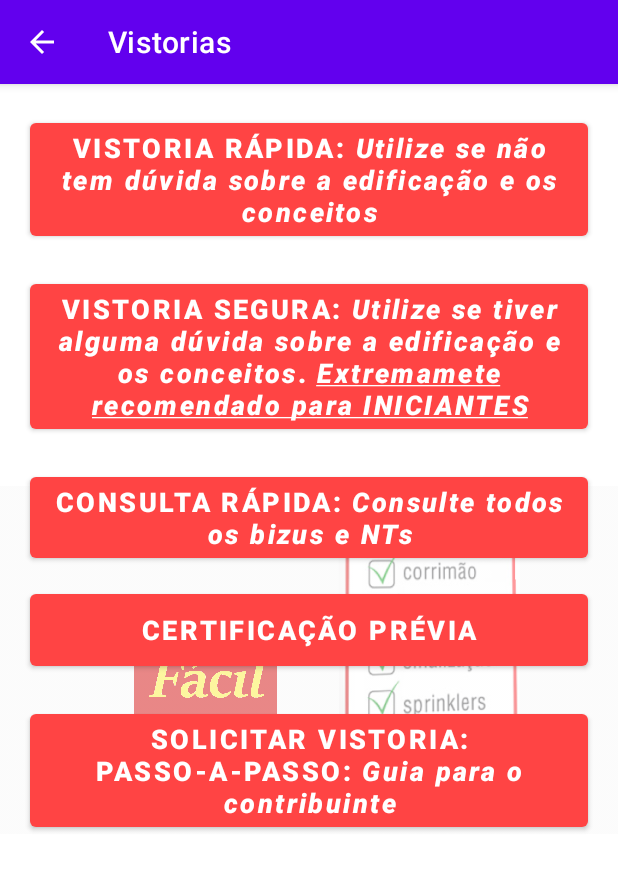
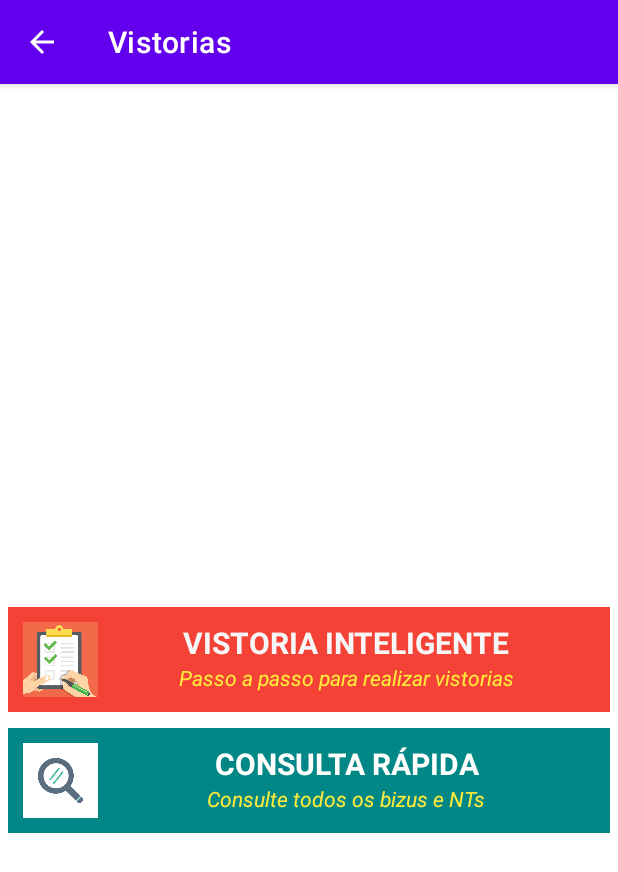
Before and after one commit to edmundobop/Vistoria_Facil, an Android app: the Vistorias screen opened directly, with no data from a screen before it, on a phone screen of 412 x 824 dp. Shown: the top 872 px of the screen. Run offline under Robolectric (Android 15) with nearby library versions, the phone set to English and light mode, and no system bars.

Commit message:
Alteracoes pc

```diff
--- a/app/src/main/java/br/com/stone4/principal/Vistorias.java
+++ b/app/src/main/java/br/com/stone4/principal/Vistorias.java
@@ -2,10 +2,15 @@ package br.com.stone4.principal;
 
 import androidx.appcompat.app.AppCompatActivity;
 
+import android.annotation.SuppressLint;
 import android.content.Intent;
+import android.graphics.PorterDuff;
 import android.os.Bundle;
+import android.view.MotionEvent;
 import android.view.View;
+import android.view.animation.AlphaAnimation;
 import android.widget.Button;
+import android.widget.LinearLayout;
 
 import br.com.stone4.R;
 import br.com.stone4.principal.vistoria.Cert_Previa;
@@ -16,13 +21,16 @@ import br.com.stone4.principal.vistoria.VistoriaPassoApasso.VistoriaPassoApasso;
 
 public class Vistorias extends AppCompatActivity {
 
+    private AlphaAnimation buttonClick = new AlphaAnimation(1F, 0.8F);
+
     @Override
     protected void onCreate(Bundle savedInstanceState) {
         super.onCreate(savedInstanceState);
         setContentView(R.layout.activity_vistorias);
 
+        /*
         // Botão Vistoria Passo-A-Passo
-        Button bt_vistPassoApasso = (Button) findViewById(R.id.button_vistPassoApasso);
+        Button bt_vistPassoApasso = (Button) findViewById(R.id.im);
         bt_vistPassoApasso.setOnClickListener(new View.OnClickListener() {
             @Override
             public void onClick(View v){
@@ -31,7 +39,7 @@ public class Vistorias extends AppCompatActivity {
             }
         });
 
-        /** Called when the user taps the Send button */
+
         // Botão Certidão Prévia
         Button bt_certPrevia = (Button) findViewById(R.id.button_certPrevia);
         bt_certPrevia.setOnClickListener(new View.OnClickListener() {
@@ -78,5 +86,13 @@ public class Vistorias extends AppCompatActivity {
                 startActivity(irTela);
             }
         });
+        */
+
+    }
+
+    public void onClic(View v){
+        v.startAnimation(buttonClick);
+        Intent irTela = new Intent(Vistorias.this, VistoriaInteligente.class);
+        startActivity(irTela);
     }
 }
--- a/app/src/main/java/br/com/stone4/principal/vistoria/Consulta_rapida.java
+++ b/app/src/main/java/br/com/stone4/principal/vistoria/Consulta_rapida.java
@@ -2,18 +2,13 @@ package br.com.stone4.principal.vistoria;
 
 import android.content.Intent;
 import android.os.Bundle;
-import android.view.View;
-import android.widget.AdapterView;
 import android.widget.ListView;
 
 import androidx.appcompat.app.AppCompatActivity;
 
 import java.util.ArrayList;
 
-import br.com.stone4.resultados.AdaptadorExigencias;
 import br.com.stone4.R;
-import br.com.stone4.resultados.Consulta_Rapida_Detalhes;
-import br.com.stone4.resultados.Consulta_Rapida_NT;
 import br.com.stone4.medidas.seguranca.AcessoViaturaEdificacao;
 import br.com.stone4.medidas.seguranca.AlarmeDeIncendio;
 import br.com.stone4.medidas.seguranca.Brigada;
@@ -37,11 +32,11 @@ import br.com.stone4.medidas.seguranca.SinalizacaoDeEmergencia;
 import br.com.stone4.medidas.seguranca.SistemaDeCircuitoDeTv;
 import br.com.stone4.medidas.seguranca.SistemaDeComunicacao;
 import br.com.stone4.medidas.seguranca.SistemaDeEspuma;
+import br.com.stone4.resultados.AdaptadorExigencias;
+import br.com.stone4.resultados.Consulta_Rapida_Detalhes;
 
 public class Consulta_rapida extends AppCompatActivity {
 
-    private ListView listView;
-    private Intent intent;
     private ArrayList<String> mTitle;
     private ArrayList<String> sTitle;
     private ArrayList<String> mDescription;
@@ -55,8 +50,8 @@ public class Consulta_rapida extends AppCompatActivity {
         setContentView(R.layout.activity_resultado);
 
         // Controle de Resultado
-        intent = getIntent();
-        Bundle parametros = intent.getExtras();
+        Intent intent1 = getIntent();
+        Bundle parametros = intent1.getExtras();
         // Pego o conteudo do bundle
 
         Boolean consulta = parametros.getBoolean("true");
@@ -105,7 +100,7 @@ public class Consulta_rapida extends AppCompatActivity {
         SistemaDeComunicacao sistemaDeComunicacao = new SistemaDeComunicacao();
         SistemaDeCircuitoDeTv sistemaDeCircuitoDeTv = new SistemaDeCircuitoDeTv();
 
-        listView = (ListView) findViewById(R.id.listView);
+        ListView listView = findViewById(R.id.listView);
 
         mTitle = new ArrayList<>();
         sTitle = new ArrayList<>();
@@ -188,7 +183,7 @@ public class Consulta_rapida extends AppCompatActivity {
             recomendado.add("Exigência");
             URLpdf.add("nt-23_2014-sistema-de-chuveiros-automaticos.pdf");
         }
-        if (deteccaoDeIncendio.Exigencia(grupo, divisao, area, altura, lotacao, pavimentos, tunel, liquidos, produtos, plataforma, deposito, deteccaof4, prisoes) || consulta) {
+        if (deteccaoDeIncendio.Exigencia(grupo, divisao, area, altura, lotacao, pavimentos, tunel, liquidos, produtos, plataforma, deposito, deteccaof4, prisoes, alojamentos) || consulta) {
             mTitle.add(deteccaoDeIncendio.getNome());
             sTitle.add(getString(R.string.subtit_deteccao));
             mDescription.add(getString(R.string.desc_deteccao));
@@ -309,20 +304,20 @@ public class Consulta_rapida extends AppCompatActivity {
         AdaptadorExigencias adapter = new AdaptadorExigencias(this, mTitle, sTitle, mDescription, images, recomendado);
         listView.setAdapter(adapter);
 
-        listView.setOnItemClickListener((AdapterView.OnItemClickListener) (parent, view, position, id) -> {
+        listView.setOnItemClickListener((parent, view, position, id) -> {
 
             System.out.println("O id do item clicado é: " + view.getId());
             Intent intent = new Intent(getApplicationContext(), Consulta_Rapida_Detalhes.class);
             // this intent put our 0 index image to another activity
             Bundle bundle = new Bundle();
-            bundle.putInt("image", (int) images.get(position));
+            bundle.putInt("image", images.get(position));
             intent.putExtras(bundle);
             // now put title and description to another activity
-            intent.putExtra("title", (String) mTitle.get(position));
-            intent.putExtra("subTitle", (String) sTitle.get(position));
-            intent.putExtra("description", (String) mDescription.get(position));
-            intent.putExtra("recomendado", (String) recomendado.get(position));
-            intent.putExtra("urlPDF", (String) URLpdf.get(position));
+            intent.putExtra("title", mTitle.get(position));
+            intent.putExtra("subTitle", sTitle.get(position));
+            intent.putExtra("description", mDescription.get(position));
+            intent.putExtra("recomendado", recomendado.get(position));
+            intent.putExtra("urlPDF", URLpdf.get(position));
             // also put your position
             intent.putExtra("position", "" + position);
             startActivity(intent);
--- a/app/src/main/res/layout/activity_vistorias.xml
+++ b/app/src/main/res/layout/activity_vistorias.xml
@@ -1,109 +1,105 @@
 <?xml version="1.0" encoding="utf-8"?>
-<androidx.constraintlayout.widget.ConstraintLayout xmlns:android="http://schemas.android.com/apk/res/android"
+<RelativeLayout xmlns:android="http://schemas.android.com/apk/res/android"
     xmlns:app="http://schemas.android.com/apk/res-auto"
     xmlns:tools="http://schemas.android.com/tools"
     android:layout_width="match_parent"
     android:layout_height="match_parent"
     tools:context="br.com.stone4.principal.Vistorias">
 
-    <ImageView
-        android:id="@+id/img_vistorias"
-        android:layout_width="wrap_content"
+    <LinearLayout
+        android:id="@+id/layoult_vistInteligente"
+        android:layout_width="match_parent"
         android:layout_height="wrap_content"
-        android:alpha="0.5"
-        app:layout_constraintBottom_toBottomOf="parent"
-        app:layout_constraintEnd_toStartOf="@+id/button_vistoriador"
-        app:layout_constraintHorizontal_bias="0.0"
-        app:layout_constraintStart_toStartOf="parent"
-        app:layout_constraintTop_toTopOf="parent"
-        app:layout_constraintVertical_bias="0.0"
-        app:srcCompat="@drawable/logo" />
+        android:layout_marginStart="5dp"
+        android:layout_marginTop="5dp"
+        android:layout_marginEnd="5dp"
+        android:layout_marginBottom="5dp"
+        android:layout_centerVertical="true"
+        android:background="#F44336"
+        android:onClick="onClic"
+        android:padding="10dp">
 
-    <Button
-        android:id="@+id/button_vistPassoApasso"
-        android:layout_width="0dp"
+        <ImageView
+            android:id="@+id/img_vistorias"
+            android:layout_width="50dp"
+            android:layout_height="50dp"
+            android:src="@drawable/exigencias" />
+
+        <LinearLayout
+            android:id="@+id/lay_vistIntTxt"
+            android:layout_width="match_parent"
+            android:layout_height="match_parent"
+            android:onClick="onClic"
+            android:orientation="vertical">
+
+            <TextView
+                android:id="@+id/tv_vistTitle"
+                android:layout_width="match_parent"
+                android:layout_height="wrap_content"
+                android:hint="@string/button_VistoriaInteligente_Title"
+                android:textAlignment="center"
+                android:textColorHint="#F8F7F7"
+                android:textSize="20dp"
+                android:textStyle="bold" />
+
+            <TextView
+                android:id="@+id/tv_vistSub"
+                android:layout_width="match_parent"
+                android:layout_height="wrap_content"
+                android:hint="@string/button_VistoriaInteligente_Sub"
+                android:textAlignment="center"
+                android:textColorHint="#FFEB3B" />
+        </LinearLayout>
+
+    </LinearLayout>
+
+    <LinearLayout
+        android:id="@+id/layoult_consulta"
+        android:layout_width="match_parent"
         android:layout_height="wrap_content"
-        android:layout_marginStart="20dp"
-        android:layout_marginTop="20dp"
-        android:layout_marginEnd="20dp"
-        android:hint="@string/button_vistPassoApasso"
-        android:textColor="@color/white"
-        android:textColorHint="@color/white"
-        android:textSize="18sp"
-        android:textStyle="bold"
-        app:backgroundTint="@android:color/holo_red_light"
-        app:layout_constraintEnd_toEndOf="parent"
-        app:layout_constraintStart_toStartOf="parent"
-        app:layout_constraintTop_toTopOf="parent" />
+        android:layout_below="@id/layoult_vistInteligente"
+        android:layout_marginStart="5dp"
+        android:layout_marginTop="5dp"
+        android:layout_marginEnd="5dp"
+        android:layout_marginBottom="5dp"
+        android:layout_centerVertical="true"
+        android:background="@color/teal_700"
+        android:onClick="onClic"
+        android:padding="10dp">
 
-    <Button
-        android:id="@+id/button_vistoriador"
-        android:layout_width="0dp"
-        android:layout_height="wrap_content"
-        android:layout_marginStart="20dp"
-        android:layout_marginTop="20dp"
-        android:layout_marginEnd="20dp"
-        android:hint="@string/button_Vistoriador"
-        android:textColor="@color/white"
-        android:textColorHint="@color/white"
-        android:textSize="18sp"
-        android:textStyle="bold"
-        app:backgroundTint="@android:color/holo_red_light"
-        app:layout_constraintEnd_toEndOf="parent"
-        app:layout_constraintHorizontal_bias="1.0"
-        app:layout_constraintStart_toStartOf="parent"
-        app:layout_constraintTop_toBottomOf="@+id/button_vistPassoApasso" />
+        <ImageView
+            android:id="@+id/img_consulta"
+            android:layout_width="50dp"
+            android:layout_height="50dp"
+            android:src="@drawable/consulta" />
 
-    <Button
-        android:id="@+id/button_certPrevia"
-        android:layout_width="0dp"
-        android:layout_height="60dp"
-        android:layout_marginStart="20dp"
-        android:layout_marginTop="12dp"
-        android:layout_marginEnd="20dp"
-        android:hint="@string/button_certPrevia"
-        android:textColorHint="@color/white"
-        android:textSize="18sp"
-        android:textStyle="bold"
-        app:backgroundTint="@android:color/holo_red_light"
-        app:layout_constraintEnd_toEndOf="parent"
-        app:layout_constraintHorizontal_bias="1.0"
-        app:layout_constraintStart_toStartOf="parent"
-        app:layout_constraintTop_toBottomOf="@+id/button_consultaRapida" />
+        <LinearLayout
+            android:id="@+id/lay_consultaTxt"
+            android:layout_width="match_parent"
+            android:layout_height="match_parent"
+            android:onClick="onClic"
+            android:orientation="vertical">
 
-    <Button
-        android:id="@+id/button_passoapasso"
-        android:layout_width="0dp"
-        android:layout_height="wrap_content"
-        android:layout_marginStart="20dp"
-        android:layout_marginTop="20dp"
-        android:layout_marginEnd="20dp"
-        android:hint="@string/button_passoaPasso"
-        android:textColorHint="@color/white"
-        android:textSize="18sp"
-        android:textStyle="bold"
-        app:backgroundTint="@android:color/holo_red_light"
-        app:layout_constraintEnd_toEndOf="parent"
-        app:layout_constraintHorizontal_bias="1.0"
-        app:layout_constraintStart_toStartOf="parent"
-        app:layout_constraintTop_toBottomOf="@+id/button_certPrevia" />
+            <TextView
+                android:id="@+id/tv_consultaTitle"
+                android:layout_width="match_parent"
+                android:layout_height="wrap_content"
+                android:hint="@string/button_ConsultaRapida"
+                android:textAlignment="center"
+                android:textColorHint="#FFFFFD"
+                android:textSize="20dp"
+                android:textStyle="bold" />
 
-    <Button
-        android:id="@+id/button_consultaRapida"
-        android:layout_width="0dp"
-        android:layout_height="wrap_content"
-        android:layout_marginStart="20dp"
-        android:layout_marginTop="20dp"
-        android:layout_marginEnd="20dp"
-        android:hint="@string/button_ConsultaRapida"
-        android:textColor="@color/white"
-        android:textColorHint="@color/white"
-        android:textSize="18sp"
-        android:textStyle="bold"
-        app:backgroundTint="@android:color/holo_red_light"
-        app:layout_constraintEnd_toEndOf="parent"
-        app:layout_constraintHorizontal_bias="1.0"
-        app:layout_constraintStart_toStartOf="parent"
-        app:layout_constraintTop_toBottomOf="@+id/button_vistoriador" />
+            <TextView
+                android:id="@+id/tv_consultaSub"
+                android:layout_width="match_parent"
+                android:layout_height="wrap_content"
+                android:hint="@string/button_ConsultaRapidaSub"
+                android:textAlignment="center"
+                android:textColorHint="#FFEB3B" />
+        </LinearLayout>
 
-</androidx.constraintlayout.widget.ConstraintLayout>
+    </LinearLayout>
+
+
+</RelativeLayout>
--- a/app/src/main/res/values/colors.xml
+++ b/app/src/main/res/values/colors.xml
@@ -8,4 +8,6 @@
     <color name="black">#FF000000</color>
     <color name="white">#FFFFFFFF</color>
     <color name="red_700">#FFD50000</color>
+    <color name="gray">#E1DEDE</color>
+    <color name="black_text">#272626</color>
 </resources>
--- a/app/src/main/res/values/strings.xml
+++ b/app/src/main/res/values/strings.xml
@@ -3,8 +3,10 @@
     <string name="app_name">vistoriaFacil_v2</string>
     <string name="button_vistorias">VISTORIA</string>
     <string name="button_vistPassoApasso">VISTORIA RÁPIDA: <i>Utilize se não tem dúvida sobre a edificação e os conceitos</i></string>
-    <string name="button_Vistoriador">VISTORIA SEGURA: <i>Utilize se tiver alguma dúvida sobre a edificação e os conceitos</i>. <u><i>Extremamete recomendado para INICIANTES</i></u></string>
-    <string name="button_ConsultaRapida">CONSULTA RÁPIDA: <i>Consulte todos os bizus e NTs</i></string>
+    <string name="button_VistoriaInteligente_Title">VISTORIA INTELIGENTE</string>
+    <string name="button_VistoriaInteligente_Sub"><i>Passo a passo para realizar vistorias</i></string>
+    <string name="button_ConsultaRapida">CONSULTA RÁPIDA</string>
+    <string name="button_ConsultaRapidaSub"><i>Consulte todos os bizus e NTs</i></string>
     <string name="button_passoaPasso">SOLICITAR VISTORIA: PASSO-A-PASSO: <i>Guia para o contribuinte</i></string>
     <string name="button_certPrevia">CERTIFICAÇÃO PRÉVIA</string>
 
```
Also changed, not shown: app/src/main/res/drawable/consulta.jpg (added).
